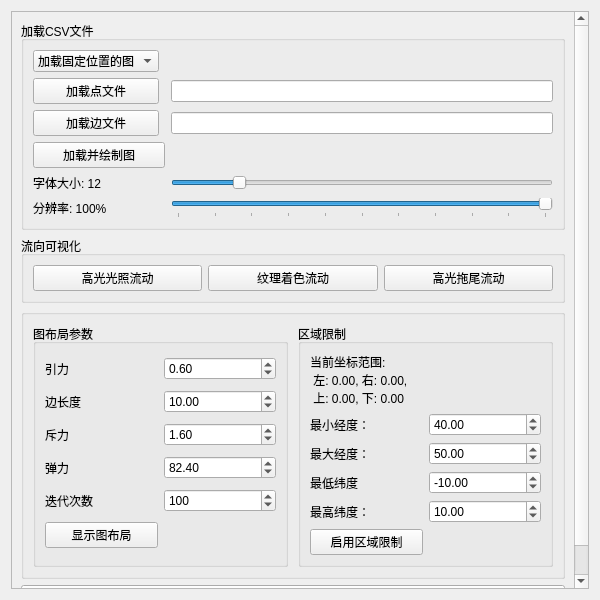
This is vis4earth/graph_viser/graph_layout.ui in junjiangyue/vis-on-earth-qt-osg as Qt 5 draws it before an edit. The edited form follows.
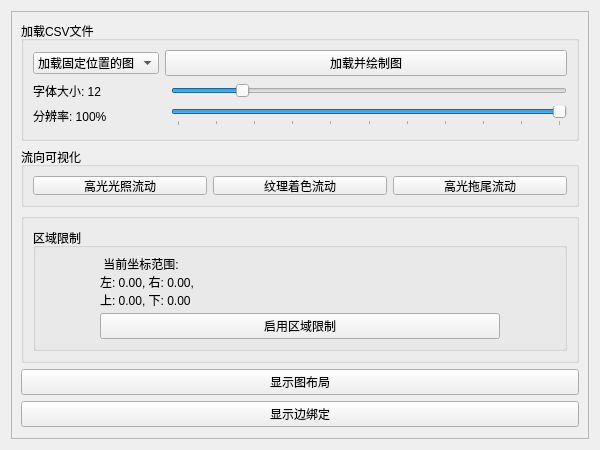
This is the edited form.

```diff
--- a/vis4earth/graph_viser/graph_layout.ui
+++ b/vis4earth/graph_viser/graph_layout.ui
@@ -7,13 +7,13 @@
     <x>0</x>
     <y>0</y>
     <width>600</width>
-    <height>600</height>
+    <height>450</height>
    </rect>
   </property>
   <property name="maximumSize">
    <size>
     <width>800</width>
-    <height>800</height>
+    <height>450</height>
    </size>
   </property>
   <property name="windowTitle">
@@ -25,7 +25,7 @@
      <property name="maximumSize">
       <size>
        <width>800</width>
-       <height>800</height>
+       <height>500</height>
       </size>
      </property>
      <property name="horizontalScrollBarPolicy">
@@ -40,7 +40,7 @@
         <x>0</x>
         <y>0</y>
         <width>580</width>
-        <height>580</height>
+        <height>430</height>
        </rect>
       </property>
       <layout class="QVBoxLayout" name="verticalLayout_2">
@@ -49,7 +49,7 @@
          <property name="maximumSize">
           <size>
            <width>800</width>
-           <height>300</height>
+           <height>120</height>
           </size>
          </property>
          <property name="title">
@@ -85,13 +85,6 @@
             </property>
            </widget>
           </item>
-          <item row="2" column="0">
-           <widget class="QPushButton" name="loadPointsButton">
-            <property name="text">
-             <string>加载点文件</string>
-            </property>
-           </widget>
-          </item>
           <item row="5" column="0">
            <widget class="QLabel" name="fontSizeLabel">
             <property name="text">
@@ -99,16 +92,6 @@
             </property>
            </widget>
           </item>
-          <item row="3" column="0">
-           <widget class="QPushButton" name="loadEdgesButton">
-            <property name="text">
-             <string>加载边文件</string>
-            </property>
-           </widget>
-          </item>
-          <item row="3" column="2">
-           <widget class="QLineEdit" name="edgesFilePath"/>
-          </item>
           <item row="0" column="0">
            <widget class="QComboBox" name="comboBoxGraphType">
             <item>
@@ -139,16 +122,13 @@
             </property>
            </widget>
           </item>
-          <item row="4" column="0" colspan="2">
+          <item row="0" column="1" colspan="2">
            <widget class="QPushButton" name="loadAndDrawGraphButton">
             <property name="text">
              <string>加载并绘制图</string>
             </property>
            </widget>
           </item>
-          <item row="2" column="2">
-           <widget class="QLineEdit" name="pointsFilePath"/>
-          </item>
          </layout>
         </widget>
        </item>
@@ -157,7 +137,7 @@
          <property name="maximumSize">
           <size>
            <width>800</width>
-           <height>80</height>
+           <height>60</height>
           </size>
          </property>
          <property name="title">
@@ -193,238 +173,26 @@
          <property name="maximumSize">
           <size>
            <width>800</width>
-           <height>300</height>
+           <height>150</height>
           </size>
          </property>
          <layout class="QHBoxLayout" name="horizontalLayout">
           <property name="spacing">
            <number>10</number>
           </property>
-          <item>
-           <widget class="QGroupBox" name="groupBoxLayoutParams">
-            <property name="maximumSize">
-             <size>
-              <width>16777215</width>
-              <height>300</height>
-             </size>
-            </property>
-            <property name="title">
-             <string>图布局参数</string>
-            </property>
-            <layout class="QGridLayout" name="gridLayout">
-             <item row="3" column="1">
-              <widget class="QDoubleSpinBox" name="spinBoxSpringK">
-               <property name="minimum">
-                <double>-100.000000000000000</double>
-               </property>
-               <property name="value">
-                <double>82.400000000000006</double>
-               </property>
-              </widget>
-             </item>
-             <item row="1" column="0">
-              <widget class="QLabel" name="labelEdgeLength">
-               <property name="maximumSize">
-                <size>
-                 <width>16777215</width>
-                 <height>50</height>
-                </size>
-               </property>
-               <property name="text">
-                <string>边长度</string>
-               </property>
-              </widget>
-             </item>
-             <item row="2" column="0">
-              <widget class="QLabel" name="labelRepulsion">
-               <property name="text">
-                <string>斥力</string>
-               </property>
-              </widget>
-             </item>
-             <item row="4" column="0">
-              <widget class="QLabel" name="labelIteration">
-               <property name="maximumSize">
-                <size>
-                 <width>16777215</width>
-                 <height>50</height>
-                </size>
-               </property>
-               <property name="text">
-                <string>迭代次数</string>
-               </property>
-              </widget>
-             </item>
-             <item row="0" column="1">
-              <widget class="QDoubleSpinBox" name="spinBoxAttraction">
-               <property name="minimum">
-                <double>-100.000000000000000</double>
-               </property>
-               <property name="value">
-                <double>0.600000000000000</double>
-               </property>
-              </widget>
-             </item>
-             <item row="0" column="0">
-              <widget class="QLabel" name="labelAttraction">
-               <property name="maximumSize">
-                <size>
-                 <width>16777215</width>
-                 <height>50</height>
-                </size>
-               </property>
-               <property name="text">
-                <string>引力</string>
-               </property>
-              </widget>
-             </item>
-             <item row="3" column="0">
-              <widget class="QLabel" name="labelSpringK">
-               <property name="text">
-                <string>弹力</string>
-               </property>
-              </widget>
-             </item>
-             <item row="5" column="0">
-              <widget class="QPushButton" name="showGraphLayoutButton">
-               <property name="text">
-                <string>显示图布局</string>
-               </property>
-              </widget>
-             </item>
-             <item row="4" column="1">
-              <widget class="QSpinBox" name="spinBoxIteration">
-               <property name="maximum">
-                <number>1000000</number>
-               </property>
-               <property name="value">
-                <number>100</number>
-               </property>
-              </widget>
-             </item>
-             <item row="2" column="1">
-              <widget class="QDoubleSpinBox" name="spinBoxRepulsion">
-               <property name="minimum">
-                <double>-100.000000000000000</double>
-               </property>
-               <property name="value">
-                <double>1.600000000000000</double>
-               </property>
-              </widget>
-             </item>
-             <item row="1" column="1">
-              <widget class="QDoubleSpinBox" name="spinBoxEdgeLength">
-               <property name="minimum">
-                <double>-100.000000000000000</double>
-               </property>
-               <property name="value">
-                <double>10.000000000000000</double>
-               </property>
-              </widget>
-             </item>
-            </layout>
-           </widget>
-          </item>
           <item>
            <widget class="QGroupBox" name="groupBoxRegionRestriction">
             <property name="maximumSize">
              <size>
               <width>16777215</width>
-              <height>300</height>
+              <height>150</height>
              </size>
             </property>
             <property name="title">
              <string>区域限制</string>
             </property>
             <layout class="QGridLayout" name="gridLayoutRegion">
-             <item row="4" column="0">
-              <widget class="QLabel" name="labelMaxX">
-               <property name="text">
-                <string>最大经度：</string>
-               </property>
-              </widget>
-             </item>
-             <item row="6" column="0">
-              <widget class="QLabel" name="labelMaxY">
-               <property name="text">
-                <string>最高纬度：</string>
-               </property>
-              </widget>
-             </item>
-             <item row="5" column="0">
-              <widget class="QLabel" name="labelMinY">
-               <property name="text">
-                <string>最低纬度</string>
-               </property>
-              </widget>
-             </item>
-             <item row="5" column="1">
-              <widget class="QDoubleSpinBox" name="spinBoxMinY">
-               <property name="minimum">
-                <double>-10000.000000000000000</double>
-               </property>
-               <property name="maximum">
-                <double>10000.989999999999782</double>
-               </property>
-               <property name="value">
-                <double>-10.000000000000000</double>
-               </property>
-              </widget>
-             </item>
-             <item row="6" column="1">
-              <widget class="QDoubleSpinBox" name="spinBoxMaxY">
-               <property name="minimum">
-                <double>-10000.000000000000000</double>
-               </property>
-               <property name="maximum">
-                <double>10000.989999999999782</double>
-               </property>
-               <property name="value">
-                <double>10.000000000000000</double>
-               </property>
-              </widget>
-             </item>
-             <item row="4" column="1">
-              <widget class="QDoubleSpinBox" name="spinBoxMaxX">
-               <property name="minimum">
-                <double>-10000.000000000000000</double>
-               </property>
-               <property name="maximum">
-                <double>9999.000000000000000</double>
-               </property>
-               <property name="value">
-                <double>50.000000000000000</double>
-               </property>
-              </widget>
-             </item>
-             <item row="3" column="1">
-              <widget class="QDoubleSpinBox" name="spinBoxMinX">
-               <property name="minimum">
-                <double>-10000.000000000000000</double>
-               </property>
-               <property name="maximum">
-                <double>10000.000000000000000</double>
-               </property>
-               <property name="value">
-                <double>40.000000000000000</double>
-               </property>
-              </widget>
-             </item>
-             <item row="3" column="0">
-              <widget class="QLabel" name="labelMinX">
-               <property name="text">
-                <string>最小经度：</string>
-               </property>
-              </widget>
-             </item>
-             <item row="7" column="0">
-              <widget class="QPushButton" name="regionRestrictionButton">
-               <property name="text">
-                <string>启用区域限制</string>
-               </property>
-              </widget>
-             </item>
-             <item row="1" column="0" rowspan="2" colspan="2">
+             <item row="0" column="0">
               <widget class="QLabel" name="labelCurrentCoordRange">
                <property name="maximumSize">
                 <size>
@@ -433,9 +201,17 @@
                 </size>
                </property>
                <property name="text">
-                <string>当前坐标范围:
- 左: 0.00, 右: 0.00,
- 上: 0.00, 下: 0.00</string>
+                <string> 当前坐标范围:
+左: 0.00, 右: 0.00,
+上: 0.00, 下: 0.00
+                                </string>
+               </property>
+              </widget>
+             </item>
+             <item row="7" column="0">
+              <widget class="QPushButton" name="regionRestrictionButton">
+               <property name="text">
+                <string>启用区域限制</string>
                </property>
               </widget>
              </item>
@@ -445,6 +221,13 @@
          </layout>
         </widget>
        </item>
+       <item>
+        <widget class="QPushButton" name="showGraphLayoutButton">
+         <property name="text">
+          <string>显示图布局</string>
+         </property>
+        </widget>
+       </item>
        <item>
         <widget class="QPushButton" name="showEdgeBundlingButton">
          <property name="text">
```
